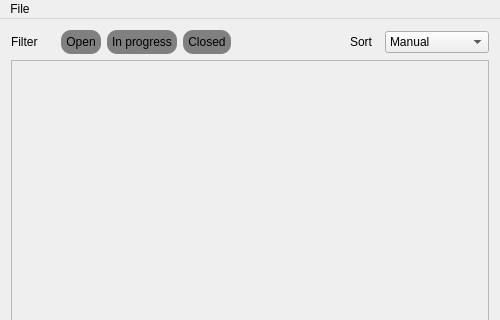
First picture: the form in Paul_prototype/mainwindow.ui, repository OrlovaAnn/TaskTracker, before the edit; both pictures show x 0 to 500 and y 0 to 320 of the 500 by 477 pixel window.
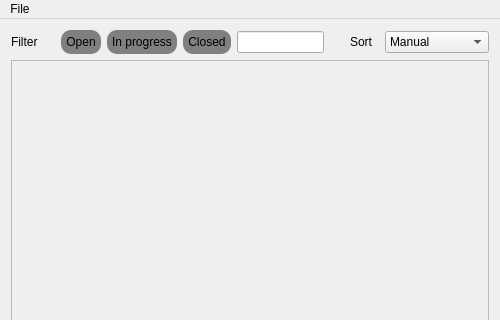
Second picture: the form after the edit.

Commit message: (+) Add new line edit field

```diff
--- a/Paul_prototype/mainwindow.ui
+++ b/Paul_prototype/mainwindow.ui
@@ -107,6 +107,9 @@
         </property>
        </widget>
       </item>
+      <item>
+       <widget class="QLineEdit" name="searchLine"/>
+      </item>
       <item>
        <spacer name="horizontalSpacer_2">
         <property name="orientation">
```
